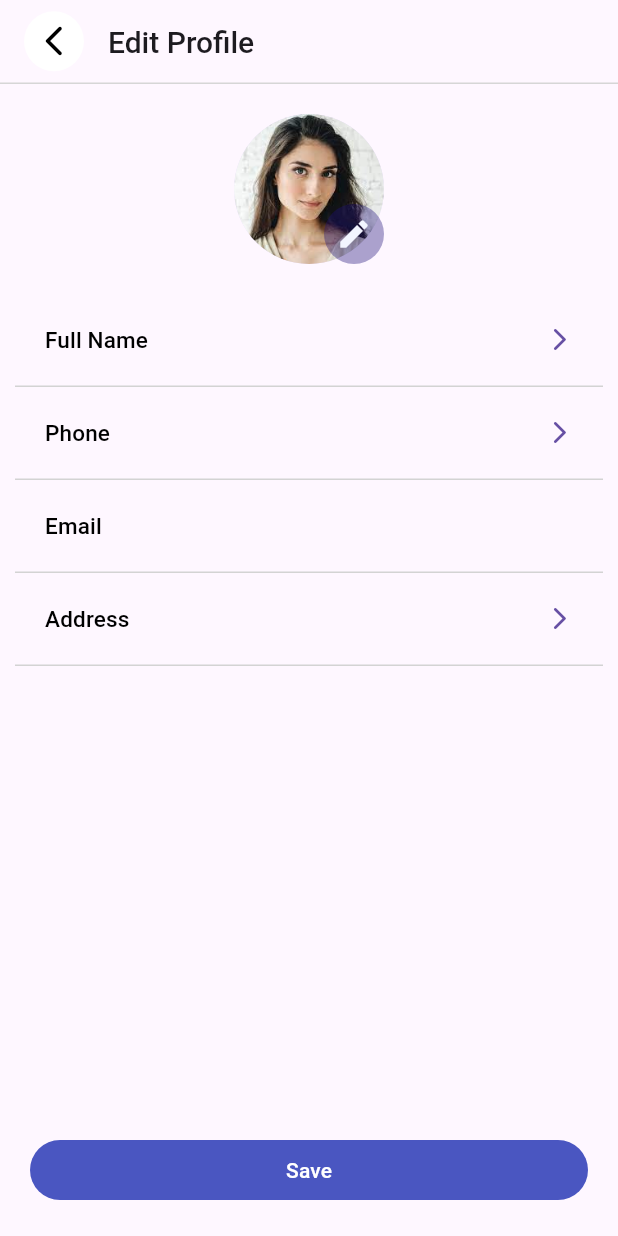
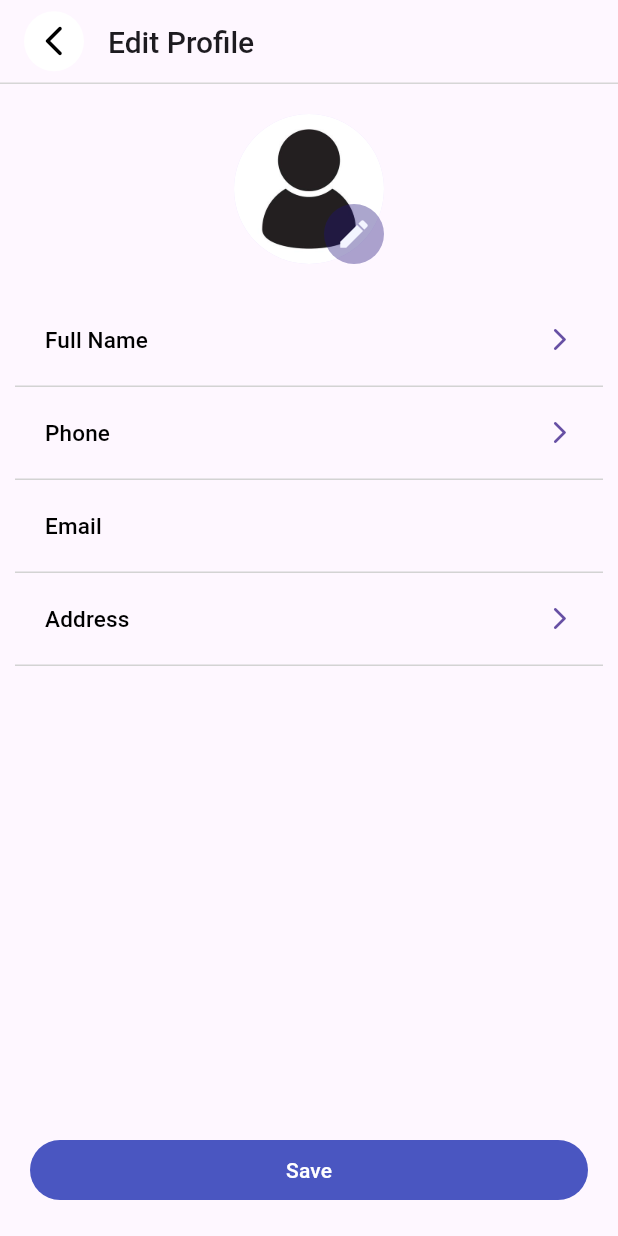
Before and after one commit to TAN0816/MOBILE-APPLICATION-PROGRAMMING, a Flutter app: the EditProfile screen opened directly with empty values, on a phone screen of 412 x 824 dp. Run offline on Flutter 3.47's test engine with Material 3 defaults, Android fonts, the phone set to English and light mode, and no system bars; our stand-ins replace charts_flutter, cloud_firestore, firebase_auth, firebase_core, firebase_messaging, firebase_storage and 7 more; accounts and stored records are empty; statements that could not run were skipped.

Commit message:
change icon

```diff
--- a/lib/screens/edit_profile.dart
+++ b/lib/screens/edit_profile.dart
@@ -114,7 +114,7 @@ class _EditProfileState extends State<EditProfile> {
                         ? FileImage(_imageFile!)
                         : imageUrl != ""
                             ? NetworkImage(imageUrl) as ImageProvider
-                            : const AssetImage('assets/images/profile.jpg'),
+                            : const AssetImage('assets/images/profileicon.jpg'),
                   ),
                   const Positioned(
                     bottom: 0,
```
